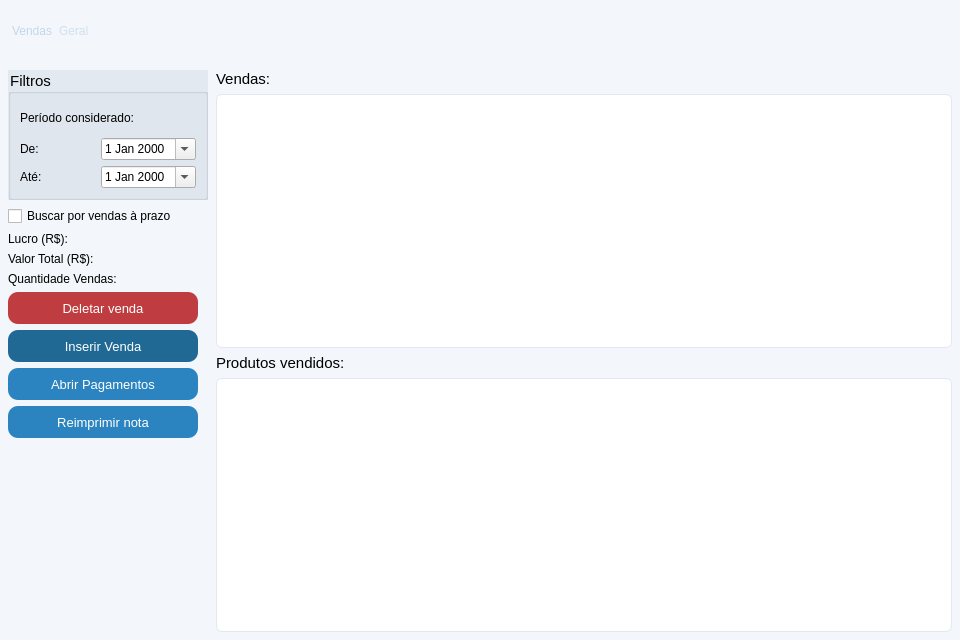
The window that src/vendas.ui (rayansl0302/MercadoPro) describes before a commit, drawn with Qt 5.
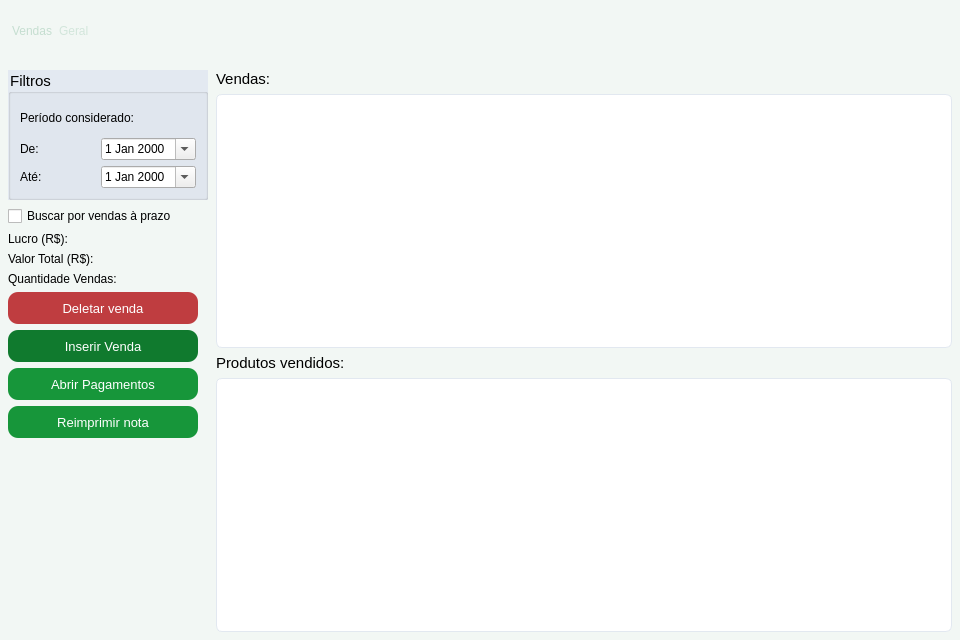
The same window after the commit. Icons and pictures are not drawn.

Diff of the .ui file:
```diff
--- a/src/vendas.ui
+++ b/src/vendas.ui
@@ -22,11 +22,11 @@
   <property name="styleSheet">
    <string notr="true">
 #Vendas {
-  background-color: #f3f6fa;
-  background-color: #f3f6fa;
+  background-color: #F2F7F4;
+  background-color: #F2F7F4;
 }
 QPushButton {
-  background-color: rgb(43, 132, 191);
+  background-color: rgb(23, 150, 58);
   color: rgb(255, 255, 255);
   font-size: 13px;
   border-radius: 10px;
@@ -53,7 +53,7 @@
   background-color: rgb(255, 96, 99);
 }
 #Btn_InserirVenda {
-  background-color: rgb(33, 105, 149);
+  background-color: rgb(16, 122, 46);
 }
 #Btn_InserirVenda:hover {
   background-color: rgb(3, 75, 119);
@@ -68,11 +68,11 @@
 }
 QTableView {
   background-color: #ffffff;
-  alternate-background-color: #dce9f5;
+  alternate-background-color: #DDF1E1;
   border: 1px solid #e2e8f0;
   border-radius: 6px;
   gridline-color: #e2e8f0;
-  selection-background-color: rgb(43, 132, 191);
+  selection-background-color: rgb(23, 150, 58);
   selection-color: #ffffff;
   outline: none;
 }
@@ -137,13 +137,13 @@
       <string notr="true">
 QFrame {
   background-color: qlineargradient(spread:pad, x1:0, y1:0, x2:0, y2:1,
-    stop:0 rgb(38, 62, 92), stop:1 rgb(24, 42, 66));
-  border-bottom: 2px solid rgb(43, 132, 191);
+    stop:0 rgb(29, 56, 74), stop:1 rgb(20, 45, 69));
+  border-bottom: 2px solid rgb(23, 150, 58);
 }
 QPushButton {
   background-color: transparent;
   font: 600 10pt &quot;Segoe UI&quot;;
-  color: rgb(195, 215, 235);
+  color: rgb(197, 222, 208);
   border: none;
   border-radius: 7px;
   padding: 4px 12px;
@@ -157,7 +157,7 @@
   color: white;
 }
 QLabel {
-  color: rgb(195, 215, 235);
+  color: rgb(197, 222, 208);
   background-color: transparent;
   border: none;
 }
@@ -186,7 +186,7 @@
       <item>
        <widget class="QLabel" name="Lbl_ClienteHeader">
         <property name="styleSheet">
-         <string notr="true">font: 500 11pt &quot;Ubuntu&quot;; color: rgba(195, 215, 235, 180);</string>
+         <string notr="true">font: 500 11pt &quot;Ubuntu&quot;; color: rgba(197, 222, 208, 180);</string>
         </property>
         <property name="text">
          <string>Geral</string>
```
Left out of the diff: 14 changed lines with no effect on the pictures.
